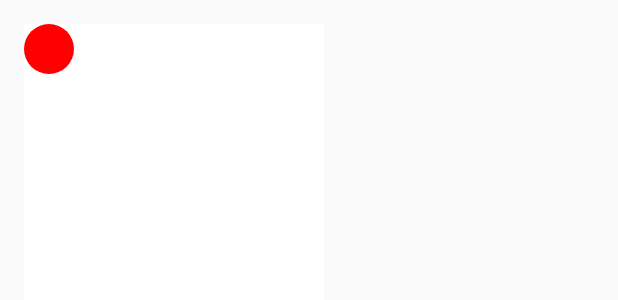
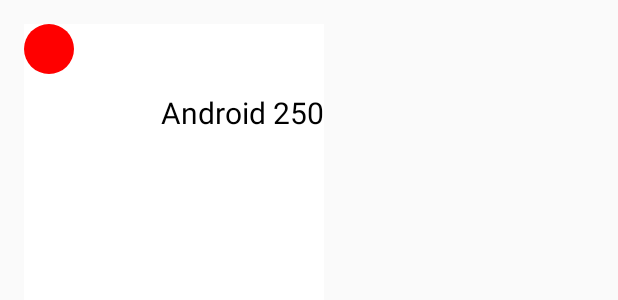
Before and after one commit to danvallejo/android-250, an Android app: the layout activity_canvas.xml on its own in the app's theme, with its tools: preview values and no code run, on a phone screen of 412 x 824 dp. Shown: the top 300 px of the screen. Run offline under Robolectric (Android 15) with nearby library versions, the phone set to English and light mode, and no system bars.

Commit message:
custom view attributes

```diff
--- a/AndroidInterfaces/app/src/main/java/com/cstructor/androidinterfaces/CustomView.java
+++ b/AndroidInterfaces/app/src/main/java/com/cstructor/androidinterfaces/CustomView.java
@@ -7,12 +7,26 @@ import android.util.AttributeSet;
 import android.util.Log;
 import android.view.View;
 import android.graphics.Color;
-import android.graphics.Path;
-import android.graphics.RectF;
+import android.content.res.TypedArray;
 
 public class CustomView extends View {
+    private boolean showText;
+    private int textPos;
+
     public CustomView(Context context, AttributeSet attrs) {
         super(context, attrs);
+
+        TypedArray a = context.getTheme().obtainStyledAttributes(
+                attrs,
+                R.styleable.CustomView,
+                0, 0);
+
+        try {
+            showText = a.getBoolean(R.styleable.CustomView_showText, false);
+            textPos = a.getInteger(R.styleable.CustomView_labelPosition, 0);
+        } finally {
+            a.recycle();
+        }
     }
 
     @Override
@@ -24,5 +38,32 @@ public class CustomView extends View {
         paint.setColor(0xffff0000);
 
         canvas.drawOval(0, 0, 50, 50, paint);
+
+        if (showText) {
+            String text = "Android 250";
+
+            paint.setColor(0xff000000);
+            paint.setAntiAlias(true);
+            paint.setTextSize(30);
+
+            int canvasWidth = canvas.getWidth();
+
+            float textWidth = paint.measureText(text);
+
+            float xPos = 0;
+
+            if (textPos == 0)
+            {
+                xPos = 0;
+            }
+            else if (textPos == 1) {
+                xPos = (canvasWidth - textWidth) / 2;
+            }
+            else if (textPos == 2){
+                xPos = (int)(canvasWidth - textWidth);
+            }
+
+            canvas.drawText(text, xPos, 100, paint);
+        }
     }
 }
--- a/AndroidInterfaces/app/src/main/res/layout/activity_canvas.xml
+++ b/AndroidInterfaces/app/src/main/res/layout/activity_canvas.xml
@@ -1,6 +1,7 @@
 <?xml version="1.0" encoding="utf-8"?>
 <RelativeLayout xmlns:android="http://schemas.android.com/apk/res/android"
     xmlns:tools="http://schemas.android.com/tools"
+    xmlns:custom="http://schemas.android.com/apk/res-auto"
     android:id="@+id/activity_canvas"
     android:layout_width="match_parent"
     android:layout_height="match_parent"
@@ -13,6 +14,10 @@
     <com.cstructor.androidinterfaces.CustomView
         android:layout_width="200dp"
         android:layout_height="200dp"
-        android:background="@color/colorAccent"/>
+        android:padding="10dp"
+        android:background="@color/colorAccent"
+        custom:showText="true"
+        custom:labelPosition="right"
+        />
 
 </RelativeLayout>
--- /dev/null
+++ b/AndroidInterfaces/app/src/main/res/values/attrs.xml
@@ -0,0 +1,10 @@
+<resources>
+    <declare-styleable name="CustomView">
+        <attr name="showText" format="boolean" />
+        <attr name="labelPosition" format="enum">
+            <enum name="left" value="0"/>
+            <enum name="center" value="1"/>
+            <enum name="right" value="2"/>
+        </attr>
+    </declare-styleable>
+</resources>
```
